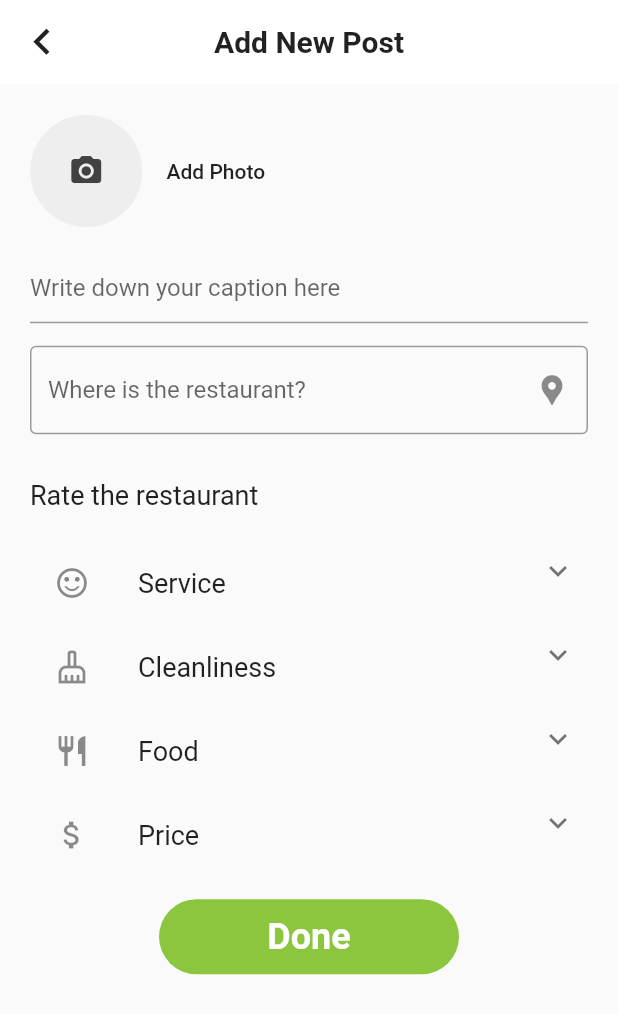
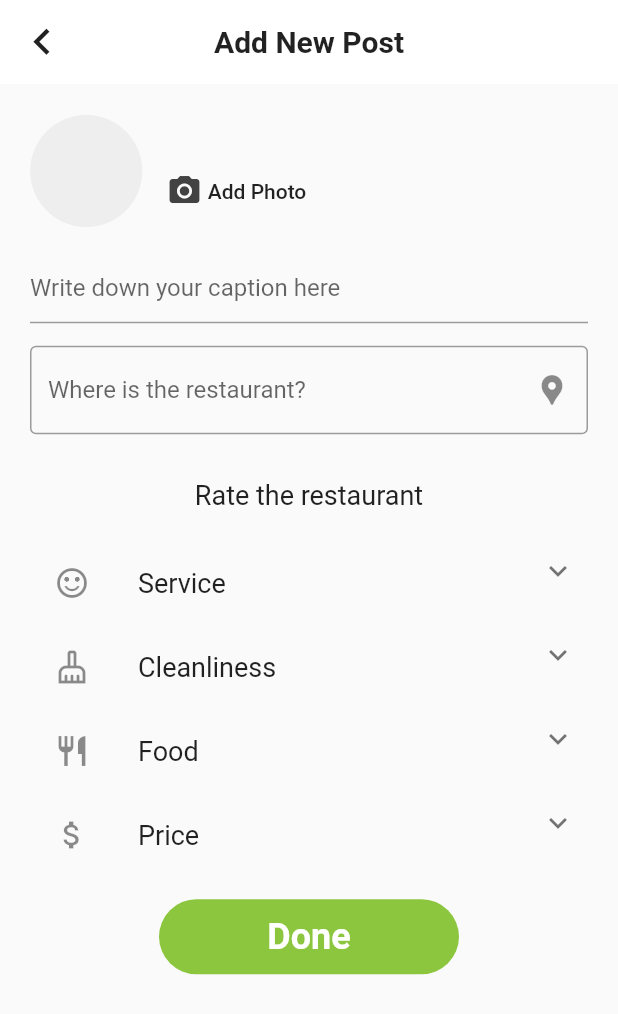
Before and after one commit to JKQuah/foody_app, a Flutter app: the screen it shows after launch, after a tap on an icon or button, on a phone screen of 412 x 824 dp. Shown: the top 1014 px of the screen. Run offline on Flutter 3.47's test engine with Material 2 defaults, Android fonts, the phone set to English and light mode, and no system bars; drawn by our look-alikes of expandable; our stand-ins replace flutter_rating_bar, image_picker, shared_preferences; missing offline and left inert: flutter_google_places, google_maps_webservice; accounts and stored records are empty; network calls fail; Roboto replaces fonts that are missing (Nexa); statements that could not run were skipped.

Commit message:
Update post feature

```diff
--- a/lib/model/post_model.dart
+++ b/lib/model/post_model.dart
@@ -48,7 +48,7 @@ class PostModel {
       "id": id,
       "user_id": userId,
       "images": ConvertUtils.convertStringToBase64String(postImages),
-      "location": location.toJson(),
+      "locationDTO": location.toJson(),
       "description": caption,
       "services": services,
       "cleanliness": cleanliness,
--- a/lib/view/addPostView.dart
+++ b/lib/view/addPostView.dart
@@ -3,10 +3,14 @@ import 'dart:io';
 import 'dart:convert';
 
 import 'package:flutter/material.dart';
+import 'package:flutter_google_places/flutter_google_places.dart';
+import 'package:foody_app/model/locationDTO.dart';
 import 'package:foody_app/model/post_model.dart';
 import 'package:foody_app/resource/app_colors.dart';
+import 'package:foody_app/resource/app_constants.dart';
 import 'package:foody_app/services/postService.dart';
 import 'package:foody_app/view/homeView.dart';
+import 'package:google_maps_webservice/places.dart';
 import 'package:image_picker/image_picker.dart';
 import 'package:expandable/expandable.dart';
 import 'package:flutter_rating_bar/flutter_rating_bar.dart';
@@ -26,6 +30,9 @@ class _AddPostViewState extends State<AddPostView> {
   final _picker = ImagePicker();
   final _formKey = GlobalKey<FormState>();
   final GlobalKey<ScaffoldState> _scaffoldKey = new GlobalKey<ScaffoldState>();
+  GoogleMapsPlaces _places =
+      GoogleMapsPlaces(apiKey: AppConstants.GOOGLE_API_KEY);
+  final TextEditingController locationCtl = TextEditingController();
 
   @override
   void initState() {
@@ -69,12 +76,13 @@ class _AddPostViewState extends State<AddPostView> {
                     right: 20.0,
                     left: 20.0),
                 child: Column(
-                  crossAxisAlignment: CrossAxisAlignment.start,
+                  crossAxisAlignment: CrossAxisAlignment.center,
                   children: [
                     Padding(
                       padding: const EdgeInsets.symmetric(vertical: 16.0),
                       child: Row(
                         mainAxisAlignment: MainAxisAlignment.start,
+                        crossAxisAlignment: CrossAxisAlignment.end,
                         children: <Widget>[
                           ClipRRect(
                             borderRadius: BorderRadius.circular(50),
@@ -92,16 +100,33 @@ class _AddPostViewState extends State<AddPostView> {
                                             BorderRadius.circular(50)),
                                     width: 75,
                                     height: 75,
-                                    child: Icon(
-                                      Icons.camera_alt,
-                                      color: Colors.grey[800],
-                                    ),
                                   ),
                           ),
-                          FlatButton(
-                            child: Text("Add Photo"),
-                            onPressed: () => {_selectImage(context)},
-                          ),
+                          _file == null
+                              ? FlatButton(
+                                  child: Row(
+                                    children: [
+                                      Icon(
+                                        Icons.camera_alt,
+                                        color: Colors.grey[800],
+                                      ),
+                                      Text(" Add Photo"),
+                                    ],
+                                  ),
+                                  onPressed: () => {_selectImage(context)},
+                                )
+                              : FlatButton(
+                                  child: Row(
+                                    children: [
+                                      Icon(
+                                        Icons.camera_alt,
+                                        color: Colors.grey[800],
+                                      ),
+                                      Text(" Change Photo"),
+                                    ],
+                                  ),
+                                  onPressed: () => {_selectImage(context)},
+                                ),
                         ],
                       ),
                     ),
@@ -123,23 +148,10 @@ class _AddPostViewState extends State<AddPostView> {
                         }
                         return null;
                       },
-                      // onTap: () async {
-                      //   Position position = await Geolocator.getCurrentPosition(
-                      //       desiredAccuracy: LocationAccuracy.high);
-                      //   print(position);
-                      // },
                     ),
-                    // ElevatedButton(
-                    //   onPressed: () async {
-                    //     Position position = await Geolocator.getCurrentPosition(
-                    //         desiredAccuracy: LocationAccuracy.high);
-                    //     print(position);
-                    //     // print(_determinePosition);
-                    //   },
-                    //   child: Text("Testing"),
-                    // ),
                     SizedBox(height: 15.0),
                     TextFormField(
+                      readOnly: true,
                       decoration: const InputDecoration(
                         hintText: 'Where is the restaurant?',
                         border: const OutlineInputBorder(),
@@ -154,6 +166,35 @@ class _AddPostViewState extends State<AddPostView> {
                           return 'Please enter the restaurant address';
                         }
                         return null;
+                      },
+                      controller: locationCtl,
+                      onTap: () async {
+                        Prediction p = await PlacesAutocomplete.show(
+                            context: context,
+                            apiKey: AppConstants.GOOGLE_API_KEY,
+                            mode: Mode.fullscreen,
+                            // Mode.fullscreen
+                            language: "en",
+                            components: [
+                              new Component(Component.country, "my")
+                            ]);
+                        if (p != null) {
+                          PlacesDetailsResponse detail =
+                              await _places.getDetailsByPlaceId(p.placeId);
+                          double lat = detail.result.geometry.location.lat;
+                          double lng = detail.result.geometry.location.lng;
+                          String name = detail.result.name;
+                          String address = detail.result.formattedAddress;
+
+                          locationCtl.text = name;
+                          setState(() {
+                            _newpost.location = new LocationDTO(
+                                latitude: lat,
+                                longitude: lng,
+                                locationName: name,
+                                locationAddress: address);
+                          });
+                        }
                       },
                     ),
                     SizedBox(height: 10.0),
--- a/lib/view/commentView.dart
+++ b/lib/view/commentView.dart
@@ -83,7 +83,6 @@ class _CommentViewState extends State<CommentView> {
             itemCount: snapshot.data.length,
             itemBuilder: (context, index) {
               final item = snapshot.data[index];
-              print(item);
               return CommentWidget(comment: item, ownerId: ownerId);
             },
           );
--- a/lib/view/homeView.dart
+++ b/lib/view/homeView.dart
@@ -61,7 +61,7 @@ class _HomeViewState extends State<HomeView> {
                 } else if (snapshot.hasError) {
                   return Text("${snapshot.error}");
                 }
-                return CircularProgressIndicator();
+                return Center(child: CircularProgressIndicator());
               },
             ),
           ),
--- a/lib/widget/post_widget.dart
+++ b/lib/widget/post_widget.dart
@@ -93,7 +93,7 @@ class _PostWidgetState extends State<PostWidget> {
             ),
             trailing: IconButton(
               icon: Icon(
-                Icons.location_on,
+                Icons.location_pin,
                 size: 30.0,
               ),
               onPressed: () {
```
